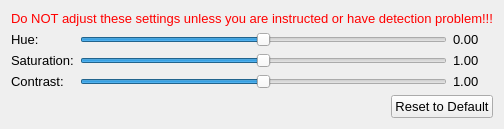
This is videoeffectsetting.ui in brianuuu/AutoControllerHelper as Qt 5 draws it before an edit. The edited form follows.
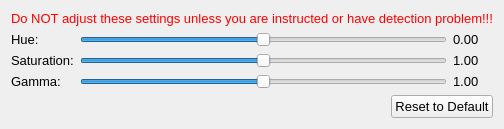
This is the edited form.

Commit message: Changed contrast setting to gamma instead

Patch:
```diff
--- a/videoeffectsetting.ui
+++ b/videoeffectsetting.ui
@@ -87,7 +87,7 @@
      <item row="2" column="0">
       <widget class="QLabel" name="label_3">
        <property name="text">
-        <string>Contrast:</string>
+        <string>Gamma:</string>
        </property>
       </widget>
      </item>
```
Left out of the diff: 13 changed lines with no effect on the pictures. The commit also changes 6 other files.
